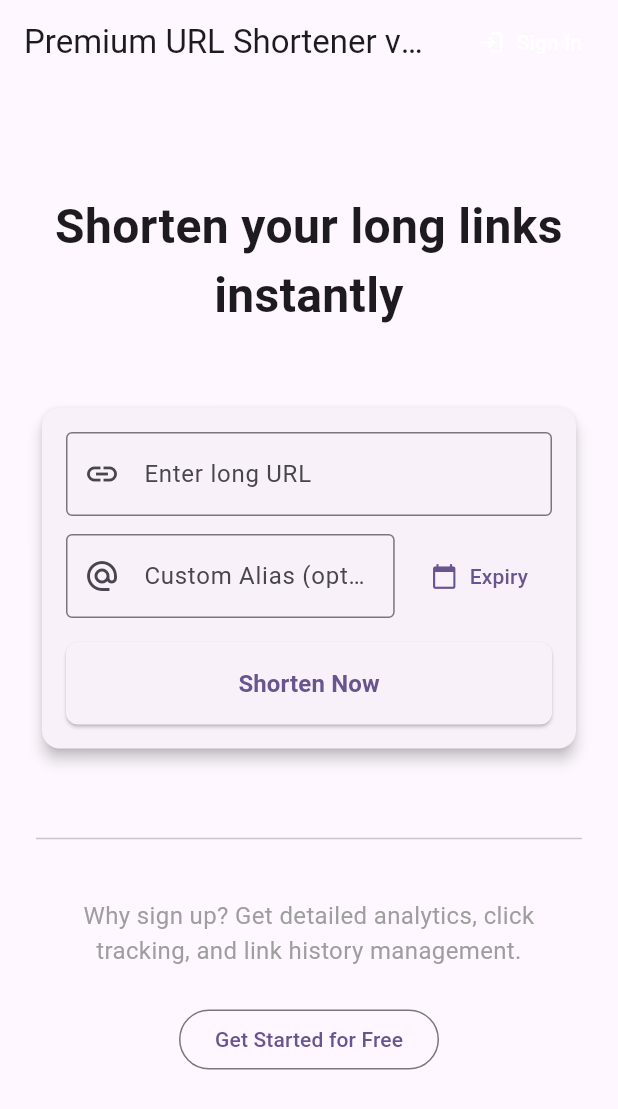
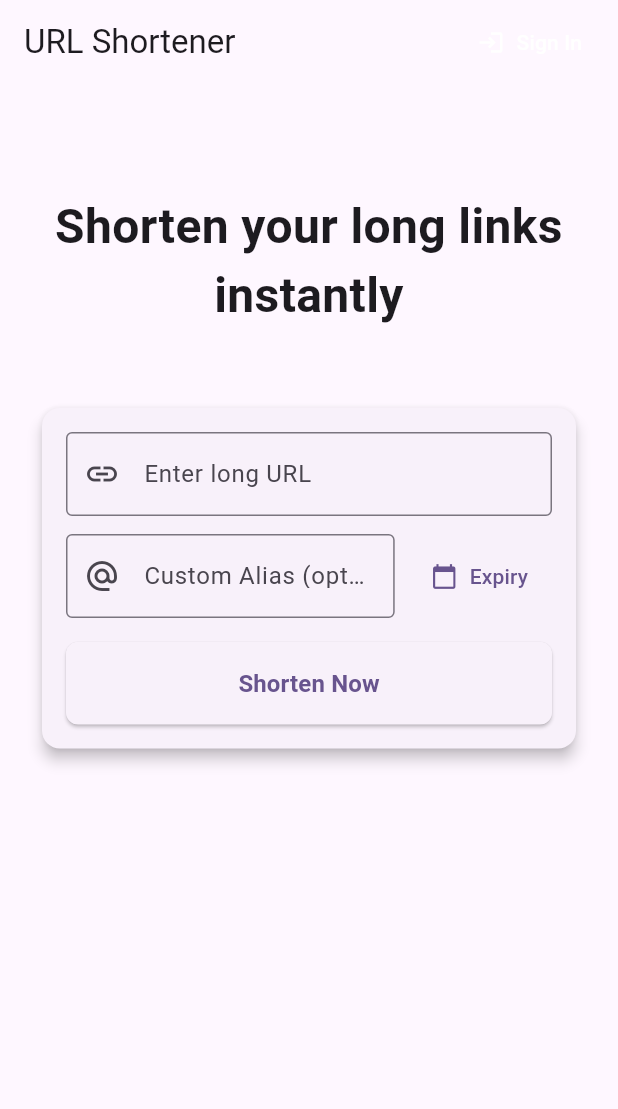
Before and after one commit to Srijato-05/Url_Shortener, a Flutter app: the screen it shows after launch, on a phone screen of 412 x 824 dp. Shown: the top 1109 px of the screen. Run offline on Flutter 3.47's test engine with Material 3 defaults, Android fonts, the phone set to English and light mode, and no system bars; our stand-ins replace dio, flutter_riverpod, go_router, shared_preferences.

Commit message:
Final architectural hardening, documentation (detailed README), and branding refinements

```diff
--- a/flutter_app/flutter_app/lib/main.dart
+++ b/flutter_app/flutter_app/lib/main.dart
@@ -16,7 +16,7 @@ class MyApp extends StatelessWidget {
   @override
   Widget build(BuildContext context) {
     return MaterialApp.router(
-      title: 'Premium URL Shortener',
+      title: 'URL Shortener',
       debugShowCheckedModeBanner: false,
       theme: ThemeData(
         colorScheme: ColorScheme.fromSeed(seedColor: Colors.deepPurple),
--- a/flutter_app/flutter_app/lib/screens/landing_screen.dart
+++ b/flutter_app/flutter_app/lib/screens/landing_screen.dart
@@ -9,7 +9,7 @@ class LandingScreen extends StatelessWidget {
   Widget build(BuildContext context) {
     return Scaffold(
       appBar: AppBar(
-        title: const Text('Premium URL Shortener v3.0'),
+        title: const Text('URL Shortener'),
         actions: [
           TextButton.icon(
             onPressed: () => context.go('/login'),
@@ -19,35 +19,21 @@ class LandingScreen extends StatelessWidget {
           const SizedBox(width: 8),
         ],
       ),
-      body: SingleChildScrollView(
+      body: const SingleChildScrollView(
         child: Padding(
-          padding: const EdgeInsets.all(24.0),
+          padding: EdgeInsets.all(24.0),
           child: Column(
             crossAxisAlignment: CrossAxisAlignment.stretch,
             children: [
-              const SizedBox(height: 48),
-              const Text(
+              SizedBox(height: 48),
+              Text(
                 'Shorten your long links instantly',
                 style: TextStyle(fontSize: 32, fontWeight: FontWeight.bold),
                 textAlign: TextAlign.center,
               ),
-              const SizedBox(height: 48),
-              const ShortenForm(),
-              const SizedBox(height: 48),
-              const Divider(),
-              const SizedBox(height: 32),
-              const Text(
-                'Why sign up? Get detailed analytics, click tracking, and link history management.',
-                style: TextStyle(fontSize: 16, color: Colors.grey),
-                textAlign: TextAlign.center,
-              ),
-              const SizedBox(height: 24),
-              Center(
-                child: OutlinedButton(
-                  onPressed: () => context.go('/login'),
-                  child: const Text('Get Started for Free'),
-                ),
-              ),
+              SizedBox(height: 48),
+              ShortenForm(),
+              SizedBox(height: 48),
             ],
           ),
         ),
```
Also changed, not shown: 4 other files.
